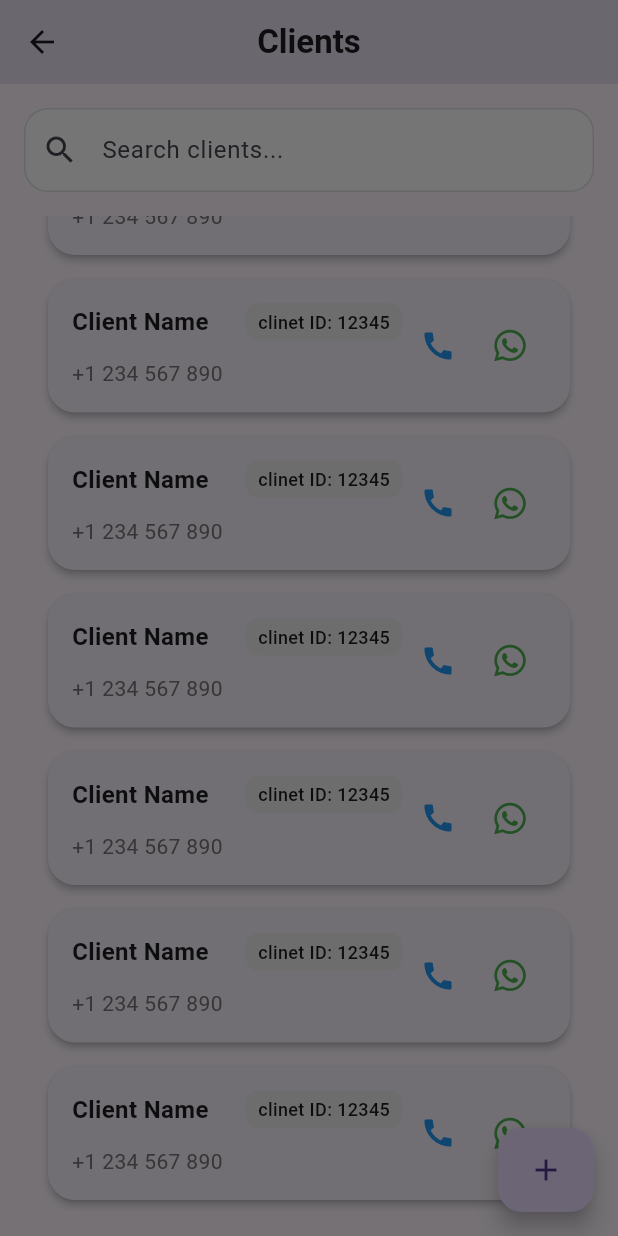
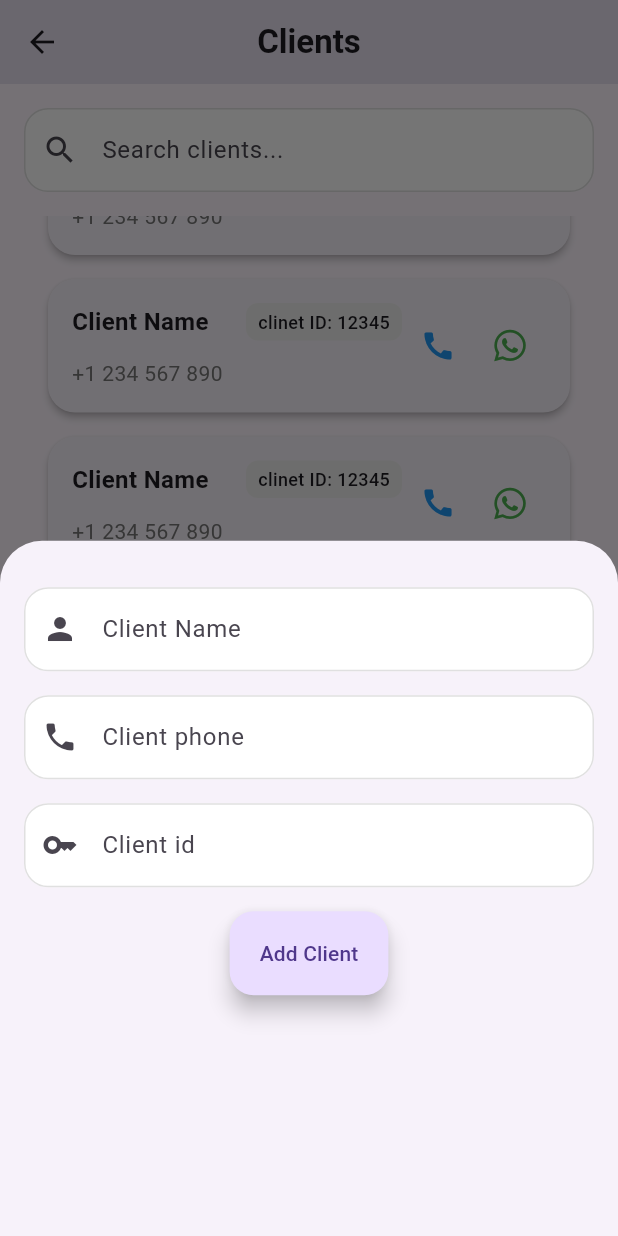
Before and after one commit to Abdallahmusa310/Targetly, a Flutter app: the ClientsScreen screen opened directly, scrolled down 386 dp, after a tap on the "add" icon, on a phone screen of 412 x 824 dp. Run offline on Flutter 3.47's test engine with Material 3 defaults, Android fonts, the phone set to English and light mode, and no system bars; drawn by our look-alikes of flutter_slidable; our stand-ins replace animated_splash_screen, font_awesome_flutter, lottie, percent_indicator, salomon_bottom_bar.

Commit message:
- Created a reusable custom text field widget for consistent input across the application. - Implemented a bottom modal sheet in the Clients Screen for enhanced user interaction.

```diff
--- a/lib/ui/screens/clintes_screen/clients_screen.dart
+++ b/lib/ui/screens/clintes_screen/clients_screen.dart
@@ -1,6 +1,6 @@
 import 'package:flutter/material.dart';
 import 'package:targetly/ui/screens/clintes_screen/widgets/clients_list.dart';
-import 'package:targetly/ui/screens/clintes_screen/widgets/search_feild.dart';
+import 'package:targetly/ui/shared/search_feild.dart';
 import 'package:targetly/ui/shared/floating_action_boutton.dart';
 
 class ClientsScreen extends StatelessWidget {
@@ -17,7 +17,10 @@ class ClientsScreen extends StatelessWidget {
         padding: const EdgeInsets.all(16),
         child: Column(
           children: [
-            SearchFeild(),
+            SharedTextFeild(
+              hintText: 'Search clients...',
+              prefixIcon: Icon(Icons.search),
+            ),
             SizedBox(height: 16),
             Expanded(child: ClientsList()),
           ],
@@ -30,7 +33,39 @@ class ClientsScreen extends StatelessWidget {
           showModalBottomSheet(
             context: context,
             builder: (context) {
-              return Form(child: Column());
+              return Column(
+                children: [
+                  Padding(
+                    padding: const EdgeInsets.all(16),
+                    child: Form(
+                      child: Column(
+                        children: [
+                          const SizedBox(height: 15),
+                          SharedTextFeild(
+                            hintText: 'Client Name',
+                            prefixIcon: Icon(Icons.person),
+                          ),
+                          SizedBox(height: 16),
+                          SharedTextFeild(
+                            hintText: 'Client phone',
+                            prefixIcon: Icon(Icons.phone),
+                          ),
+                          SizedBox(height: 16),
+                          SharedTextFeild(
+                            hintText: 'Client id',
+                            prefixIcon: Icon(Icons.key),
+                          ),
+                          SizedBox(height: 16),
+                          SharedFloatingActionButton(
+                            onPressed: () {},
+                            lable: Text('Add Client'),
+                          ),
+                        ],
+                      ),
+                    ),
+                  ),
+                ],
+              );
             },
           );
         },
--- a/lib/ui/screens/home_screen/widgets/state_card.dart
+++ b/lib/ui/screens/home_screen/widgets/state_card.dart
@@ -1,8 +1,7 @@
 import 'package:flutter/material.dart';
 
 Widget buildStatCard(String title, String value, Widget icon, Color color) {
-  return Expanded(
-    child: Card(
+  return Card(
     shape: RoundedRectangleBorder(borderRadius: BorderRadius.circular(16)),
     elevation: 4,
     child: Padding(
@@ -32,6 +31,5 @@ Widget buildStatCard(String title, String value, Widget icon, Color color) {
         ],
       ),
     ),
-    ),
   );
 }
--- a/lib/ui/screens/clintes_screen/widgets/search_feild.dart
+++ b/lib/ui/shared/search_feild.dart
@@ -1,14 +1,20 @@
 import 'package:flutter/material.dart';
 
-class SearchFeild extends StatelessWidget {
-  const SearchFeild({super.key});
+class SharedTextFeild extends StatelessWidget {
+  const SharedTextFeild({
+    super.key,
+    required this.hintText,
+    required this.prefixIcon,
+  });
+  final String hintText;
+  final Widget prefixIcon;
 
   @override
   Widget build(BuildContext context) {
     return TextField(
       decoration: InputDecoration(
-        hintText: "Search clients...",
-        prefixIcon: const Icon(Icons.search),
+        hintText: hintText,
+        prefixIcon: prefixIcon,
 
         filled: true,
         fillColor: Colors.white,
```
Also changed, not shown: lib/ui/screens/home_screen/home_screen.dart (+6 -42 lines), lib/ui/screens/home_screen/widgets/quick_ation_list.dart (added, +34 -0 lines), lib/ui/screens/home_screen/widgets/stat_list.dart (added, +27 -0 lines). Lines whose indentation alone changed are shown as unchanged.
